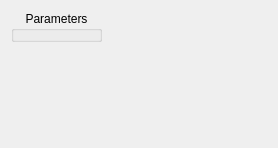
Old version of the form Modular1/QGenericModuleWidget.ui in the repository djeemie2000/SynthPlayground.
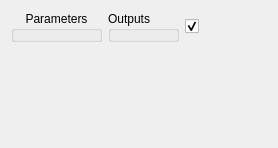
New version of the form.

Commit message: Display module outputs + connections: initial commit

```diff
--- a/Modular1/QGenericModuleWidget.ui
+++ b/Modular1/QGenericModuleWidget.ui
@@ -19,9 +19,9 @@
   <property name="windowTitle">
    <string>Form</string>
   </property>
-  <layout class="QHBoxLayout" name="horizontalLayout_2">
+  <layout class="QVBoxLayout" name="verticalLayout">
    <item>
-    <layout class="QVBoxLayout" name="verticalLayout">
+    <layout class="QHBoxLayout" name="horizontalLayout">
      <item>
       <widget class="QGroupBox" name="groupBox_Parameters">
        <property name="sizePolicy">
@@ -45,14 +45,37 @@
       </widget>
      </item>
      <item>
-      <spacer name="verticalSpacer">
+      <widget class="QGroupBox" name="groupBox_Outputs">
+       <property name="sizePolicy">
+        <sizepolicy hsizetype="Minimum" vsizetype="Minimum">
+         <horstretch>0</horstretch>
+         <verstretch>0</verstretch>
+        </sizepolicy>
+       </property>
+       <property name="title">
+        <string>Outputs</string>
+       </property>
+      </widget>
+     </item>
+     <item>
+      <widget class="QCheckBox" name="checkBox_Outputs">
+       <property name="text">
+        <string/>
+       </property>
+       <property name="checked">
+        <bool>true</bool>
+       </property>
+      </widget>
+     </item>
+     <item>
+      <spacer name="horizontalSpacer">
        <property name="orientation">
-        <enum>Qt::Vertical</enum>
+        <enum>Qt::Horizontal</enum>
        </property>
        <property name="sizeHint" stdset="0">
         <size>
-         <width>20</width>
-         <height>40</height>
+         <width>40</width>
+         <height>20</height>
         </size>
        </property>
       </spacer>
@@ -60,14 +83,14 @@
     </layout>
    </item>
    <item>
-    <spacer name="horizontalSpacer">
+    <spacer name="verticalSpacer">
      <property name="orientation">
-      <enum>Qt::Horizontal</enum>
+      <enum>Qt::Vertical</enum>
      </property>
      <property name="sizeHint" stdset="0">
       <size>
-       <width>40</width>
-       <height>20</height>
+       <width>20</width>
+       <height>40</height>
       </size>
      </property>
     </spacer>
```
The commit also changes 5 other files.
